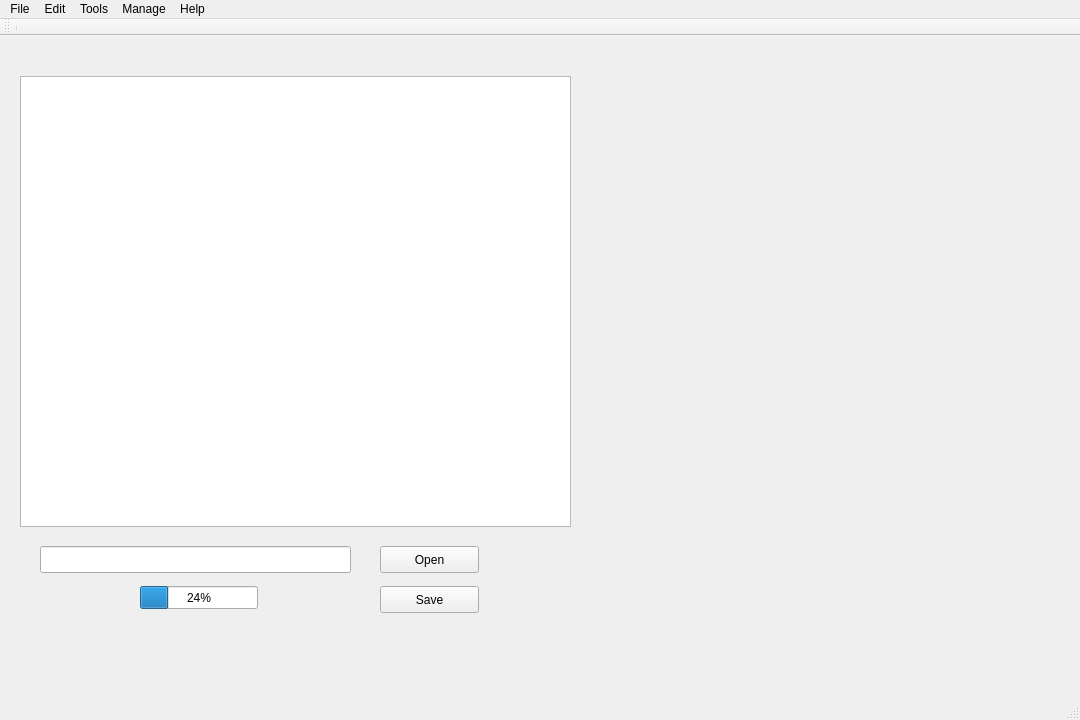
Before: the Qt Designer form ui/mainwindow.ui in Zhehua-Hu/Enchain, drawn with Qt 5.
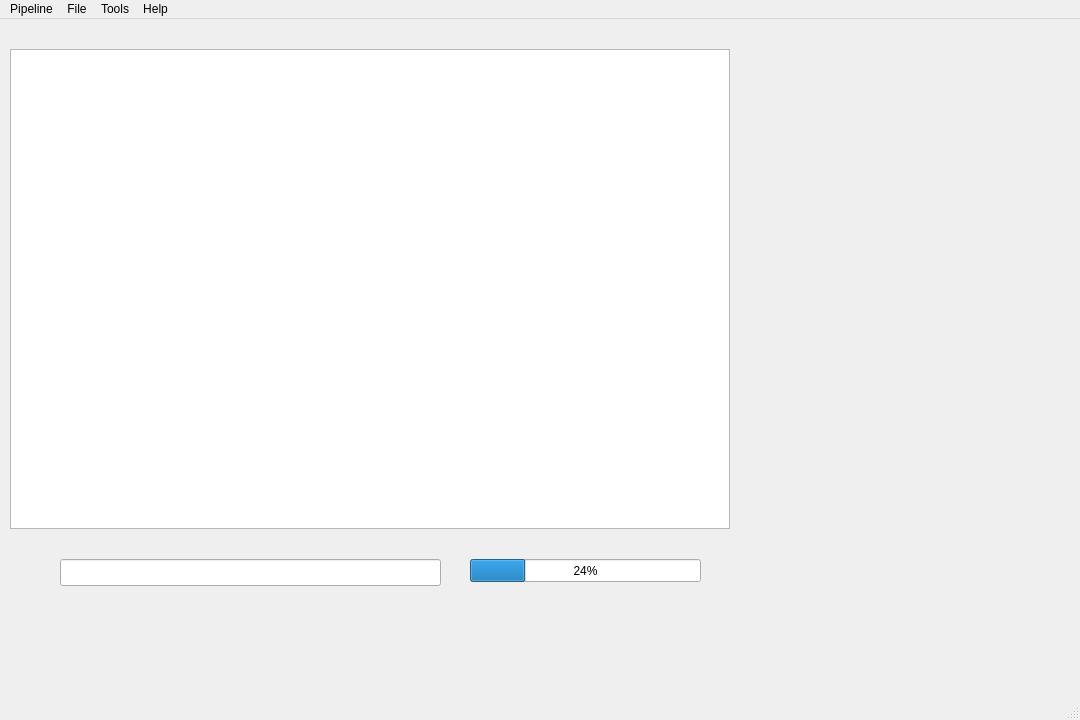
After: the same form once the commit is applied.

```diff
--- a/ui/mainwindow.ui
+++ b/ui/mainwindow.ui
@@ -17,19 +17,19 @@
    <widget class="QGraphicsView" name="graphicsView">
     <property name="geometry">
      <rect>
-      <x>20</x>
-      <y>40</y>
-      <width>551</width>
-      <height>451</height>
+      <x>10</x>
+      <y>30</y>
+      <width>720</width>
+      <height>480</height>
      </rect>
     </property>
    </widget>
    <widget class="QProgressBar" name="progressBar">
     <property name="geometry">
      <rect>
-      <x>140</x>
-      <y>550</y>
-      <width>118</width>
+      <x>470</x>
+      <y>540</y>
+      <width>231</width>
       <height>23</height>
      </rect>
     </property>
@@ -40,39 +40,13 @@
    <widget class="QLineEdit" name="lineEdit">
     <property name="geometry">
      <rect>
-      <x>40</x>
-      <y>510</y>
-      <width>311</width>
+      <x>60</x>
+      <y>540</y>
+      <width>381</width>
       <height>27</height>
      </rect>
     </property>
    </widget>
-   <widget class="QPushButton" name="pushButton_Open">
-    <property name="geometry">
-     <rect>
-      <x>380</x>
-      <y>510</y>
-      <width>99</width>
-      <height>27</height>
-     </rect>
-    </property>
-    <property name="text">
-     <string>Open</string>
-    </property>
-   </widget>
-   <widget class="QPushButton" name="pushButton_Save">
-    <property name="geometry">
-     <rect>
-      <x>380</x>
-      <y>550</y>
-      <width>99</width>
-      <height>27</height>
-     </rect>
-    </property>
-    <property name="text">
-     <string>Save</string>
-    </property>
-   </widget>
   </widget>
   <widget class="QMenuBar" name="menubar">
    <property name="geometry">
@@ -86,12 +60,6 @@
    <property name="nativeMenuBar">
     <bool>false</bool>
    </property>
-   <widget class="QMenu" name="menuFile">
-    <property name="title">
-     <string>File</string>
-    </property>
-    <addaction name="actionOpen"/>
-   </widget>
    <widget class="QMenu" name="menuHelp">
     <property name="title">
      <string>Help</string>
@@ -104,35 +72,22 @@
      <string>Tools</string>
     </property>
    </widget>
-   <widget class="QMenu" name="menuEdit">
+   <widget class="QMenu" name="menuFile">
     <property name="title">
-     <string>Edit</string>
+     <string>File</string>
     </property>
    </widget>
-   <widget class="QMenu" name="menuManage">
+   <widget class="QMenu" name="menuPipeline">
     <property name="title">
-     <string>Manage</string>
+     <string>Pipeline</string>
     </property>
    </widget>
+   <addaction name="menuPipeline"/>
    <addaction name="menuFile"/>
-   <addaction name="menuEdit"/>
    <addaction name="menuTool"/>
-   <addaction name="menuManage"/>
    <addaction name="menuHelp"/>
   </widget>
   <widget class="QStatusBar" name="statusbar"/>
-  <widget class="QToolBar" name="toolBar">
-   <property name="windowTitle">
-    <string>toolBar</string>
-   </property>
-   <attribute name="toolBarArea">
-    <enum>TopToolBarArea</enum>
-   </attribute>
-   <attribute name="toolBarBreak">
-    <bool>false</bool>
-   </attribute>
-   <addaction name="separator"/>
-  </widget>
   <action name="actionAuthor_Info">
    <property name="text">
     <string>Author Info</string>
```
Left out of the diff: 88 changed lines with no effect on the pictures.
